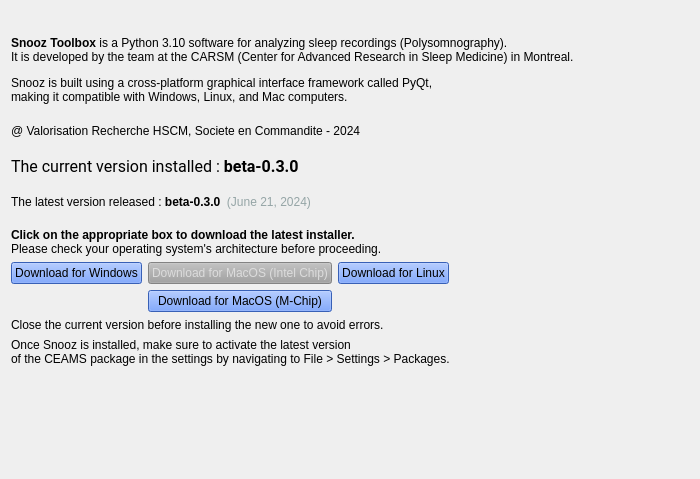
The window that src/main/python/ui/Ui_AboutDialog.ui (SnoozToolbox/snooz-toolbox) describes before a commit, drawn with Qt 5.
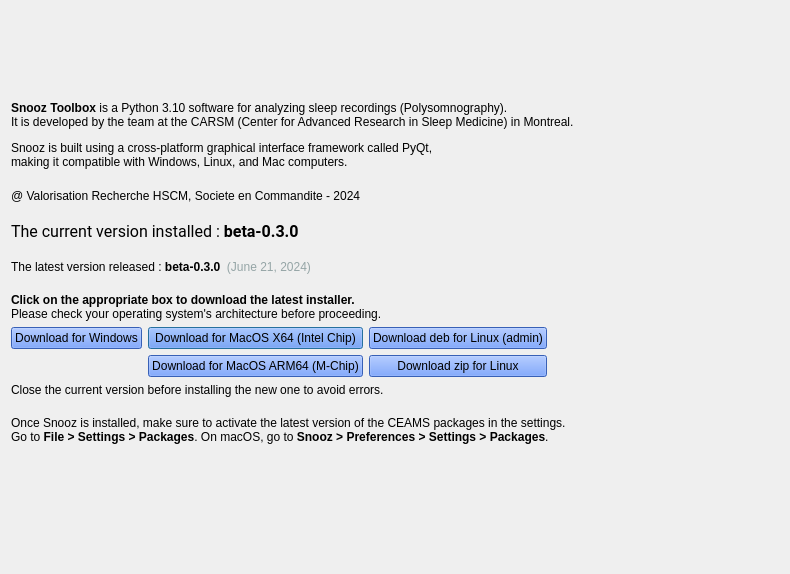
The same window after the commit.

Commit message: Update AboutDialog UI and functionality to download the five available installers.

The edit to the form file:
```diff
--- a/src/main/python/ui/Ui_AboutDialog.ui
+++ b/src/main/python/ui/Ui_AboutDialog.ui
@@ -6,8 +6,8 @@
    <rect>
     <x>0</x>
     <y>0</y>
-    <width>700</width>
-    <height>479</height>
+    <width>790</width>
+    <height>574</height>
    </rect>
   </property>
   <property name="windowTitle">
@@ -167,7 +167,7 @@
      <item row="0" column="1">
       <widget class="QPushButton" name="pushButton_mac_intel">
        <property name="enabled">
-        <bool>false</bool>
+        <bool>true</bool>
        </property>
        <property name="styleSheet">
         <string notr="true">QPushButton {
@@ -180,7 +180,7 @@
 }</string>
        </property>
        <property name="text">
-        <string>Download for MacOS (Intel Chip)</string>
+        <string>Download for MacOS X64 (Intel Chip)</string>
        </property>
       </widget>
      </item>
@@ -227,7 +227,7 @@
 }</string>
        </property>
        <property name="text">
-        <string>Download for MacOS (M-Chip)</string>
+        <string>Download for MacOS ARM64 (M-Chip)</string>
        </property>
       </widget>
      </item>
@@ -244,7 +244,24 @@
 }</string>
        </property>
        <property name="text">
-        <string>Download for Linux</string>
+        <string>Download deb for Linux (admin)</string>
+       </property>
+      </widget>
+     </item>
+     <item row="1" column="2">
+      <widget class="QPushButton" name="pushButton_linux_zip">
+       <property name="styleSheet">
+        <string notr="true">QPushButton {
+background-color: rgb(78, 134, 255);
+}
+
+QPushButton:disabled {
+    background-color: rgb(160, 160, 160);
+    color: rgb(220, 220, 220);
+}</string>
+       </property>
+       <property name="text">
+        <string>Download zip for Linux</string>
        </property>
       </widget>
      </item>
@@ -257,11 +274,26 @@
      </property>
     </widget>
    </item>
+   <item>
+    <spacer name="verticalSpacer_5">
+     <property name="orientation">
+      <enum>Qt::Orientation::Vertical</enum>
+     </property>
+     <property name="sizeType">
+      <enum>QSizePolicy::Policy::Fixed</enum>
+     </property>
+     <property name="sizeHint" stdset="0">
+      <size>
+       <width>20</width>
+       <height>13</height>
+      </size>
+     </property>
+    </spacer>
+   </item>
    <item>
     <widget class="QLabel" name="label_5">
      <property name="text">
-      <string>Once Snooz is installed, make sure to activate the latest version
-of the CEAMS package in the settings by navigating to File &gt; Settings &gt; Packages. </string>
+      <string>&lt;html&gt;&lt;head/&gt;&lt;body&gt;&lt;p&gt;Once Snooz is installed, make sure to activate the latest version of the CEAMS packages in the settings.&lt;br/&gt;Go to &lt;span style=&quot; font-weight:700;&quot;&gt;File &amp;gt; Settings &amp;gt; Packages&lt;/span&gt;. On macOS, go to &lt;span style=&quot; font-weight:700;&quot;&gt;Snooz &amp;gt; Preferences &amp;gt; Settings &amp;gt; Packages&lt;/span&gt;.&lt;/p&gt;&lt;/body&gt;&lt;/html&gt;</string>
      </property>
     </widget>
    </item>
```
Left out of the diff: 21 changed lines with no effect on the pictures. The commit also changes 3 other files.
